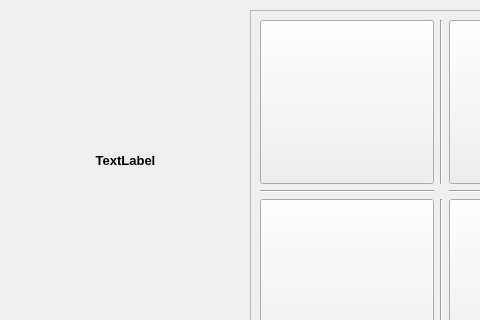
Before: the Qt Designer form pvp.ui in mo2menwael/Advanced-Tic-Tac-Toe, drawn with Qt 5; both pictures show x 0 to 480 and y 0 to 320 of the 834 by 585 pixel window.
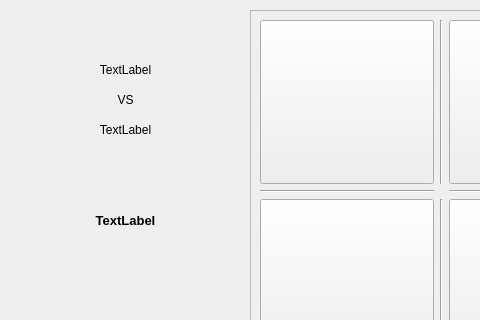
After: the same form once the commit is applied.

Patch:
```diff
--- a/pvp.ui
+++ b/pvp.ui
@@ -333,7 +333,7 @@
    <property name="geometry">
     <rect>
      <x>30</x>
-     <y>150</y>
+     <y>210</y>
      <width>191</width>
      <height>20</height>
     </rect>
@@ -351,6 +351,54 @@
     <set>Qt::AlignCenter</set>
    </property>
   </widget>
+  <widget class="QLabel" name="p1label">
+   <property name="geometry">
+    <rect>
+     <x>80</x>
+     <y>60</y>
+     <width>91</width>
+     <height>20</height>
+    </rect>
+   </property>
+   <property name="text">
+    <string>TextLabel</string>
+   </property>
+   <property name="alignment">
+    <set>Qt::AlignCenter</set>
+   </property>
+  </widget>
+  <widget class="QLabel" name="p2label">
+   <property name="geometry">
+    <rect>
+     <x>80</x>
+     <y>120</y>
+     <width>91</width>
+     <height>20</height>
+    </rect>
+   </property>
+   <property name="text">
+    <string>TextLabel</string>
+   </property>
+   <property name="alignment">
+    <set>Qt::AlignCenter</set>
+   </property>
+  </widget>
+  <widget class="QLabel" name="VSlabel">
+   <property name="geometry">
+    <rect>
+     <x>100</x>
+     <y>90</y>
+     <width>51</width>
+     <height>20</height>
+    </rect>
+   </property>
+   <property name="text">
+    <string>VS</string>
+   </property>
+   <property name="alignment">
+    <set>Qt::AlignCenter</set>
+   </property>
+  </widget>
  </widget>
  <resources/>
  <connections/>
```
